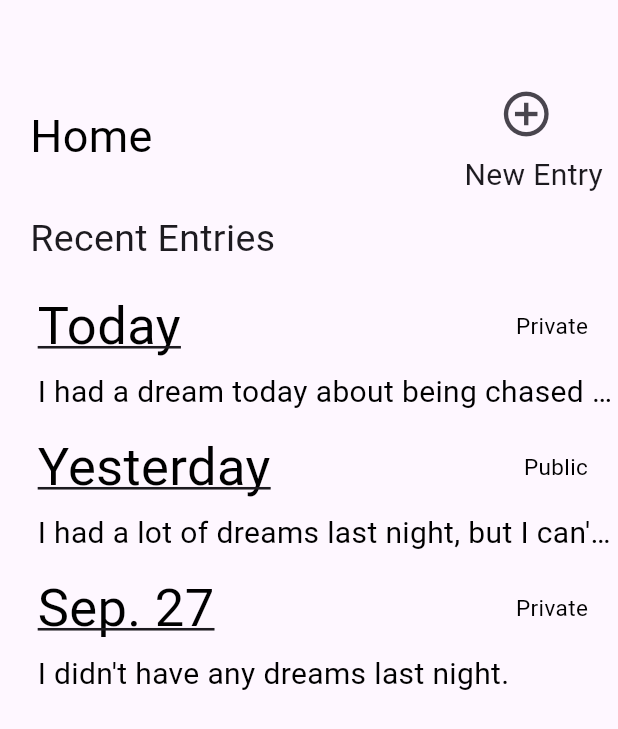
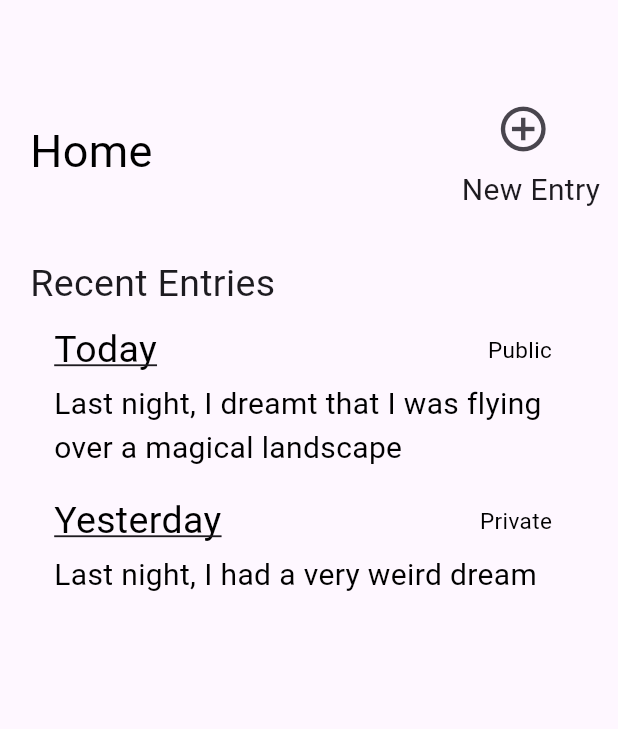
Before and after one commit to bschuman2002/social_dream_journal, a Flutter app: the screen it shows after launch, on a phone screen of 412 x 824 dp. Shown: the top 729 px of the screen. Run offline on Flutter 3.47's test engine with Material 2 defaults, Android fonts, the phone set to English and light mode, and no system bars.

Commit message:
Data Binding & Example data for home page

```diff
--- a/lib/main.dart
+++ b/lib/main.dart
@@ -1,39 +1,66 @@
 import 'package:flutter/material.dart';
+import 'package:provider/provider.dart';
+import 'package:social_dream_journal/models/journal_entry.dart';
 import 'package:social_dream_journal/views/home_view.dart';
-
+import 'package:social_dream_journal/viewmodels/journal_entry_list_view_model.dart';
+import 'package:social_dream_journal/models/user.dart';
 
 void main() {
-  runApp(const MyApp());
+  //Example journal data
+  Map<String, dynamic> jsonEntry = {
+    "id": 1,
+    "userID": 1,
+    "date": "2023-11-12T08:00:00Z",
+    "text": "Last night, I dreamt that I was flying over a magical landscape",
+    "sleepScore": 6,
+    "privacy": "true"
+  };
+
+  Map<String, dynamic> jsonEntry2 = {
+    "id": 2,
+    "userID": 1,
+    "date": "2023-11-11T08:00:00Z",
+    "text": "Last night, I had a very weird dream",
+    "sleepScore": 7,
+    "privacy": "false"
+  };
+
+  JournalEntry journalEntry = JournalEntry.fromJson(jsonEntry);
+  JournalEntry journalEntry2 = JournalEntry.fromJson(jsonEntry2);
+
+  List<JournalEntry> journalEntries = [];
+  journalEntries.add(journalEntry);
+  journalEntries.add(journalEntry2);
+
+  //Example User
+  User currUser = User(id: 1, username: "johnDoe1", password: "123", following: [], followers: []);
+  runApp(MyApp(currentUser: currUser, allEntries: journalEntries));
 }
 
 class MyApp extends StatelessWidget {
-  const MyApp({super.key});
+  final User currentUser;
+  final List<JournalEntry> allEntries;
+  MyApp({required this.currentUser, required this.allEntries});
 
-  // This widget is the root of your application.
+
   @override
   Widget build(BuildContext context) {
-    return MaterialApp(
-      title: 'Flutter Demo',
-      theme: ThemeData(
-        // This is the theme of your application.
-        //
-        // TRY THIS: Try running your application with "flutter run". You'll see
-        // the application has a blue toolbar. Then, without quitting the app,
-        // try changing the seedColor in the colorScheme below to Colors.green
-        // and then invoke "hot reload" (save your changes or press the "hot
-        // reload" button in a Flutter-supported IDE, or press "r" if you used
-        // the command line to start the app).
-        //
-        // Notice that the counter didn't reset back to zero; the application
-        // state is not lost during the reload. To reset the state, use hot
-        // restart instead.
-        //
-        // This works for code too, not just values: Most code changes can be
-        // tested with just a hot reload.
-        colorScheme: ColorScheme.fromSeed(seedColor: Colors.deepPurple),
-        useMaterial3: true,
+    return ChangeNotifierProvider(
+      create: (context) {
+        AppProvider appProvider = AppProvider();
+
+        // Initialize the AppProvider
+        appProvider.initialize(currentUser, allEntries);
+
+        return appProvider;
+      },
+      child: MaterialApp(
+        home: HomeView(),
+        theme: ThemeData(
+            colorScheme: ColorScheme.fromSeed(seedColor: Colors.deepPurple),
+            useMaterial3: true,
+          )
       ),
-      home: HomeView(),
     );
   }
 }
--- a/lib/models/journal_entry.dart
+++ b/lib/models/journal_entry.dart
@@ -18,11 +18,10 @@ class JournalEntry {
     return JournalEntry(
       id: json['id'],
       userId: json['userID'],
-      date: json['date'],
-      privacy: json['isPublic'],
+      date: DateTime.parse(json['date']),
+      privacy:  json['privacy'] == "true",
       sleepScore: json['sleepScore'],
       text: json['text'],
     );
   }
-
 }
--- /dev/null
+++ b/lib/viewmodels/journal_entry_list_view_model.dart
@@ -0,0 +1,28 @@
+import 'package:flutter/material.dart';
+import 'package:social_dream_journal/viewmodels/journal_entry_view_model.dart';
+import 'package:social_dream_journal/viewmodels/user_view_model.dart';
+import 'package:social_dream_journal/models/user.dart';
+import 'package:social_dream_journal/models/journal_entry.dart';
+
+
+
+class AppProvider extends ChangeNotifier {
+  UserViewModel? _userViewModel;
+  List<JournalEntryViewModel> _userJournalViewModels = [];
+
+  UserViewModel get userViewModel => _userViewModel!;
+  List<JournalEntryViewModel> get userJournalViewModels => _userJournalViewModels;
+
+  void initialize(User currentUser, List<JournalEntry> allEntries) {
+    _userViewModel = UserViewModel(user: currentUser);
+
+    _userJournalViewModels = allEntries
+        .where((entry) => entry.userId == currentUser.id)
+        .map((entry) => JournalEntryViewModel(journalEntry: entry))
+        .toList();
+
+
+    // Notify listeners after initializing the view models
+    notifyListeners();
+  }
+}
--- a/lib/views/home_view.dart
+++ b/lib/views/home_view.dart
@@ -1,33 +1,60 @@
 import 'package:flutter/material.dart';
+import 'package:intl/intl.dart';
+import 'package:provider/provider.dart';
+import 'package:social_dream_journal/models/journal_entry.dart';
+import 'package:social_dream_journal/viewmodels/journal_entry_view_model.dart';
 import 'package:social_dream_journal/views/create_journal_entry_view.dart';
+import '../viewmodels/journal_entry_list_view_model.dart';
+import 'journal_entry_view.dart';
 
 class HomeView extends StatelessWidget {
   const HomeView({super.key});
 
+  String formatJournalDate(DateTime date) {
+    final now = DateTime.now();
+    if (now.year == date.year &&
+        now.month == date.month &&
+        now.day == date.day) {
+      return 'Today';
+    } else if (now.subtract(Duration(days: 1)).year == date.year &&
+        now.subtract(Duration(days: 1)).month == date.month &&
+        now.subtract(Duration(days: 1)).day == date.day) {
+      return 'Yesterday';
+    } else {
+      return DateFormat('MMMM d, yyyy').format(date);
+    }
+  }
+
+  String formatPrivacy(bool privacy) {
+    if (privacy) {
+      return 'Public';
+    } else {
+      return 'Private';
+    }
+  }
+
   @override
   Widget build(BuildContext context) {
+    List<JournalEntryViewModel> userEntries =
+        Provider.of<AppProvider>(context).userJournalViewModels;
+
     return Scaffold(
-        body: Column(children: [
-      const SizedBox(height: 50),
-      _homeTitle(context),
-      const SizedBox(height: 10),
-      const Row(children: [
-        Padding(
-            padding: EdgeInsets.only(left: 20),
-            child: Text('Recent Entries', style: TextStyle(fontSize: 25)))
-      ]),
-      const SizedBox(height: 15),
-      _buildJournalEntries(),
+        body: Column(crossAxisAlignment: CrossAxisAlignment.start, children: [
+      _homeAndAdd(context),
+      SizedBox(height: 30),
+      _subtitle(),
+      Expanded(
+        child: _listOfEntries(userEntries),
+      )
     ]));
   }
 
-  Row _homeTitle(BuildContext context) {
-    return Row(mainAxisAlignment: MainAxisAlignment.spaceBetween, children: [
+  Row _homeAndAdd(BuildContext context) {
+    return Row(children: [
+      _homeTitleList(),
       Padding(
-          padding: EdgeInsets.only(left: 20),
-          child: Text('Home',
-              style: TextStyle(color: Colors.black, fontSize: 30))),
-      Column(children: [
+          padding: EdgeInsets.only(left: 190.0, top: 60.0),
+          child: Column(children: [
             Padding(
                 padding: EdgeInsets.only(right: 20),
                 child: IconButton(
@@ -43,47 +70,93 @@ class HomeView extends StatelessWidget {
             Padding(
                 padding: EdgeInsets.only(right: 10),
                 child: Text("New Entry", style: TextStyle(fontSize: 20)))
-      ])
+          ]))
     ]);
   }
 
-  Padding _buildJournalEntries() {
-    return Padding(
-        padding: const EdgeInsets.only(left: 25),
-        child: Column(children: [
-          _buildJournalEntry("Today", "Private",
-              "I had a dream today about being chased through a busy city I"),
-          const SizedBox(height: 10),
-          _buildJournalEntry("Yesterday", "Public",
-              "I had a lot of dreams last night, but I can't seem to remember"),
-          const SizedBox(height: 10),
-          _buildJournalEntry(
-              "Sep. 27", "Private", "I didn't have any dreams last night.")
-        ]));
+  Row _subtitle() {
+    return Row(
+      children: [
+        Padding(
+            padding: EdgeInsets.only(left: 20),
+            child: Text('Recent Entries', style: TextStyle(fontSize: 25)))
+      ],
+    );
   }
 
-  Column _buildJournalEntry(String dateStr, String privacy, String text) {
-    return Column(children: [
-      Row(mainAxisAlignment: MainAxisAlignment.spaceBetween, children: [
-        Text(dateStr,
+  Container _homeTitleList() {
+    return Container(
+      padding: EdgeInsets.only(top: 60.0, left: 20.0, right: 16.0),
+      child: Text(
+        'Home',
+        style: TextStyle(color: Colors.black, fontSize: 30),
+      ),
+    );
+  }
+
+  Padding _listOfEntries(List<JournalEntryViewModel> userEntries) {
+    return Padding(
+      padding: EdgeInsets.only(top: 0),
+      child: userEntries.isEmpty
+          ? Center(
+              child: Text('No journal entries yet.'),
+            )
+          : buildListView(userEntries),
+    );
+  }
+
+  ListView buildListView(List<JournalEntryViewModel> userEntries) {
+    return ListView.builder(
+      itemCount: userEntries.length,
+      itemBuilder: (context, index) {
+        final journalEntry = userEntries[index];
+
+        return ListTile(
+          subtitle: Column(
+            crossAxisAlignment: CrossAxisAlignment.start,
+            children: [
+              Padding(
+                  padding: EdgeInsets.only(left: 20),
+                  child: Row(
+                    mainAxisAlignment: MainAxisAlignment.spaceBetween,
+                    children: [
+                      Text(formatJournalDate(journalEntry.date),
                           style: const TextStyle(
                               color: Colors.black,
                               decoration: TextDecoration.underline,
-                fontSize: 35)),
+                              fontSize: 25)),
                       Padding(
-            padding: const EdgeInsets.only(right: 20),
-            child: Text(privacy,
-                style: const TextStyle(color: Colors.black, fontSize: 15)))
-      ]),
-      const SizedBox(height: 5),
-      Row(children: [
-        Flexible(
-            child: Text(text,
+                        padding: EdgeInsets.only(right: 20),
+                        child: Text(formatPrivacy(journalEntry.privacy),
                             style: const TextStyle(
+                                color: Colors.black, fontSize: 15)),
+                      )
+                    ],
+                  )),
+              SizedBox(height: 4),
+              Column(children: [
+                Padding(
+                  padding: const EdgeInsets.only(left: 20, right: 20),
+                  child: Text('${journalEntry.text}',
+                      style: TextStyle(
                         color: Colors.black,
                         fontSize: 20,
-                    overflow: TextOverflow.ellipsis)))
+                      )),
+                )
               ])
-    ]);
+              // Add other details you want to display
+            ],
+          ),
+          onTap: () {
+            Navigator.push(
+              context,
+              MaterialPageRoute(
+                builder: (context) => journal_entry_view(),
+              ),
+            );
+          },
+        );
+      },
+    );
   }
 }
```
Lines whose indentation alone changed are shown as unchanged.
